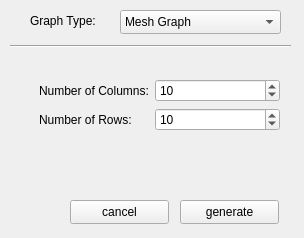
The window that src/Plugins/GenerateGraph/generategraphwidget.ui (KDE/rocs) describes before a commit, drawn with Qt 5.
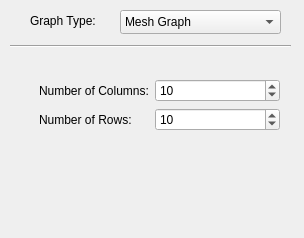
The same window after the commit.

Commit message: Port GenerateGraph Plugin to KDialog

What changed in the file:
```diff
--- a/src/Plugins/GenerateGraph/generategraphwidget.ui
+++ b/src/Plugins/GenerateGraph/generategraphwidget.ui
@@ -364,32 +364,6 @@
     </widget>
    </widget>
   </widget>
-  <widget class="QPushButton" name="pushButton">
-   <property name="geometry">
-    <rect>
-     <x>180</x>
-     <y>200</y>
-     <width>99</width>
-     <height>24</height>
-    </rect>
-   </property>
-   <property name="text">
-    <string>generate</string>
-   </property>
-  </widget>
-  <widget class="QPushButton" name="pushButton_2">
-   <property name="geometry">
-    <rect>
-     <x>70</x>
-     <y>200</y>
-     <width>99</width>
-     <height>24</height>
-    </rect>
-   </property>
-   <property name="text">
-    <string>cancel</string>
-   </property>
-  </widget>
  </widget>
  <resources/>
  <connections>
```
Left out of the diff: 32 changed lines with no effect on the pictures. The commit also changes 2 other files.
